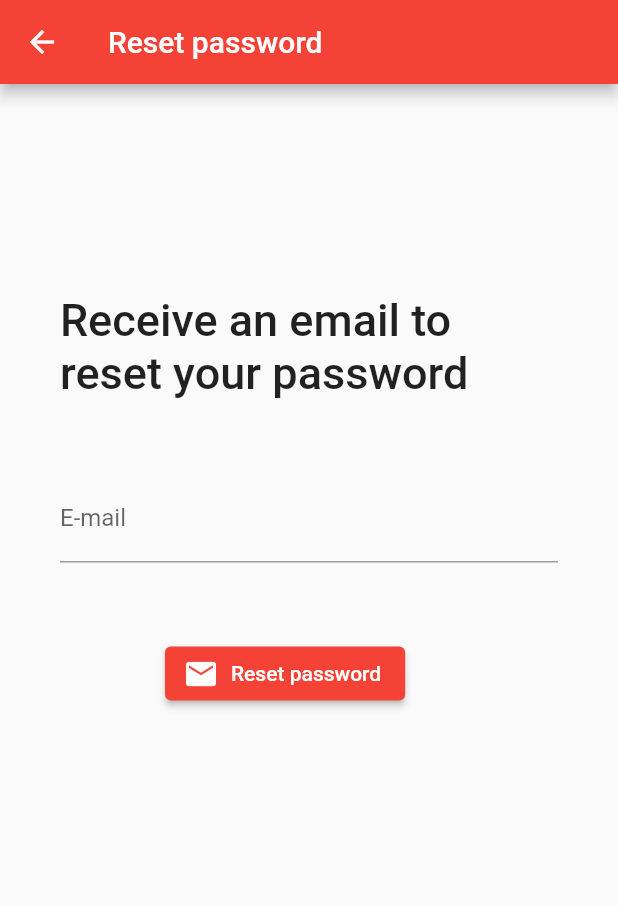
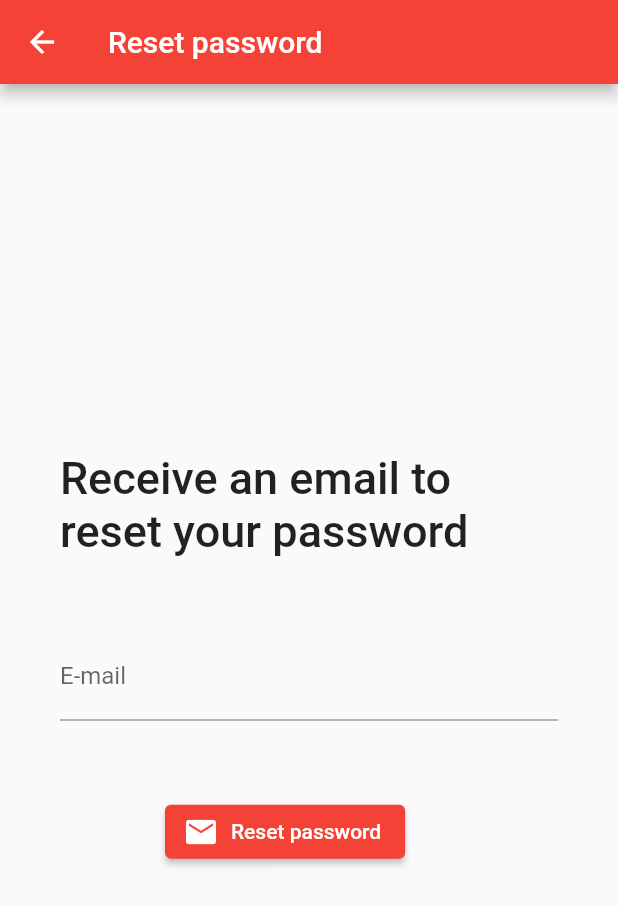
Before and after one commit to IEEE-DITU/form-creater-app, a Flutter app: the password screen opened directly, after a tap on "Reset password", on a phone screen of 412 x 824 dp. Shown: the top 906 px of the screen. Run offline on Flutter 3.47's test engine with Material 2 defaults, Android fonts, the phone set to English and light mode, and no system bars; our stand-ins replace awesome_snackbar_content, cloud_firestore, email_validator, firebase_auth, firebase_core, shimmer; accounts and stored records are empty; network calls fail.

Commit message:
change in forgotpassword

```diff
--- a/lib/auth/forgot_password_screen.dart
+++ b/lib/auth/forgot_password_screen.dart
@@ -1,4 +1,6 @@
+import 'package:firebase_auth/firebase_auth.dart';
 import 'package:flutter/material.dart';
+import 'package:ieee_forms/services/firebase_service.dart';
 
 class password extends StatefulWidget {
   const password({super.key});
@@ -9,7 +11,7 @@ class password extends StatefulWidget {
 
 class _passwordState extends State<password> {
   final emailController = TextEditingController();
-  // final auth = FirebaseAuth.instance;
+   final auth = FirebaseAuth.instance;
   @override
   Widget build(BuildContext context) {
     return Scaffold(
@@ -19,10 +21,10 @@ class _passwordState extends State<password> {
         resizeToAvoidBottomInset: false,
         body: Padding(
             padding: const EdgeInsets.all(40.0),
-            child: Column(children: [
-              SizedBox(
-                height: 100.0,
-              ),
+            child: Column(
+              mainAxisAlignment: MainAxisAlignment.center,
+              crossAxisAlignment: CrossAxisAlignment.center,
+              children: [
               Container(
                 child: Text(
                   'Receive an email to reset your password',
@@ -49,12 +51,12 @@ class _passwordState extends State<password> {
                       padding: const EdgeInsets.only(left: 70),
                       child: ElevatedButton.icon(
                           onPressed: (() {
-                            // auth.sendPasswordResetEmail(email: emailController.text.toString()).then((value) {
-                            // //   Utils().toastMessage(
-                            // //       'we have send you an E-mail to recover password,please check your e-mail');
-                            // // }).onError((error, stackTrace) {
-                            // //   Utils().toastMessage(error.toString());
-                            // });
+                            auth.sendPasswordResetEmail(email: emailController.text.toString()).then((value) {
+                            // Utils().toastMessage(
+                            //      'we have send you an E-mail to recover password,please check your e-mail');
+                            // }).onError((error, stackTrace) {
+                             // Utils().toastMessage(error.toString());
+                             });
                           }),
                           icon: Icon(Icons.email),
                           label: Text('Reset password')),
--- a/lib/navigation/home_screen.dart
+++ b/lib/navigation/home_screen.dart
@@ -6,6 +6,7 @@ import 'package:ieee_forms/services/user.dart';
 
 import '../widgets/snack_bar.dart';
 import '../widgets/switch.dart';
+import 'package:shimmer/shimmer.dart';
 
 class HomeScreen extends StatefulWidget {
   const HomeScreen({Key? key}) : super(key: key);
@@ -23,10 +24,12 @@ class _HomeScreenState extends State<HomeScreen> {
       appBar: AppBar(
         title: const Text('My forms'),
       ),
+
       body: Container(
         decoration: const BoxDecoration(
             image: DecorationImage(
                 image: AssetImage('Assets/Background.png'), fit: BoxFit.cover)),
+
         child: FutureBuilder(
             future: MyUser.getCurrentUser(),
             builder: (context, snapshot) {
@@ -42,7 +45,8 @@ class _HomeScreenState extends State<HomeScreen> {
                           builder: (context, snapshot) {
                             if (snapshot.connectionState ==
                                 ConnectionState.waiting) {
-                              return const CircularProgressIndicator(); //Container
+                              return const CircularProgressIndicator();
+                              //Container
                             }
                             if (snapshot.connectionState ==
                                 ConnectionState.done) {
--- a/pubspec.yaml
+++ b/pubspec.yaml
@@ -40,6 +40,7 @@ dependencies:
   firebase_core: ^2.4.0
   firebase_auth: ^4.2.3
   uuid: ^3.0.7
+  shimmer: ^2.0.0
 
 dev_dependencies:
   flutter_test:
```
Also changed, not shown: lib/auth/login_screen.dart (+7 -1 lines), lib/navigation/new_form_screen.dart (+5 -3 lines), pubspec.lock.
